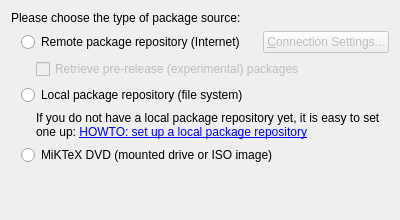
Above: Libraries/MiKTeX/UI/Qt/SiteWizType.ui from MiKTeX/miktex before the change. Below: the same form after it.
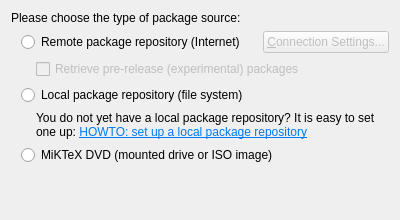
That is the form after the change.

```diff
--- a/Libraries/MiKTeX/UI/Qt/SiteWizType.ui
+++ b/Libraries/MiKTeX/UI/Qt/SiteWizType.ui
@@ -139,8 +139,7 @@
            <item>
             <widget class="QLabel" name="label">
              <property name="text">
-              <string>&lt;p&gt;If you do not have a local package repository yet, it is easy to set one up: &lt;a href=&quot;https://miktex.org/howto/local-repository&quot;&gt;HOWTO: set up a local package repository&lt;/a&gt;&lt;/p&gt;
-</string>
+              <string>&lt;p&gt;You do not yet have a local package repository? It is easy to set one up: &lt;a href=&quot;https://miktex.org/howto/local-repository&quot;&gt;&lt;span style=&quot; text-decoration: underline; color:#007af4;&quot;&gt;HOWTO: set up a local package repository&lt;/span&gt;&lt;/a&gt;&lt;/p&gt;</string>
              </property>
              <property name="wordWrap">
               <bool>true</bool>
```
